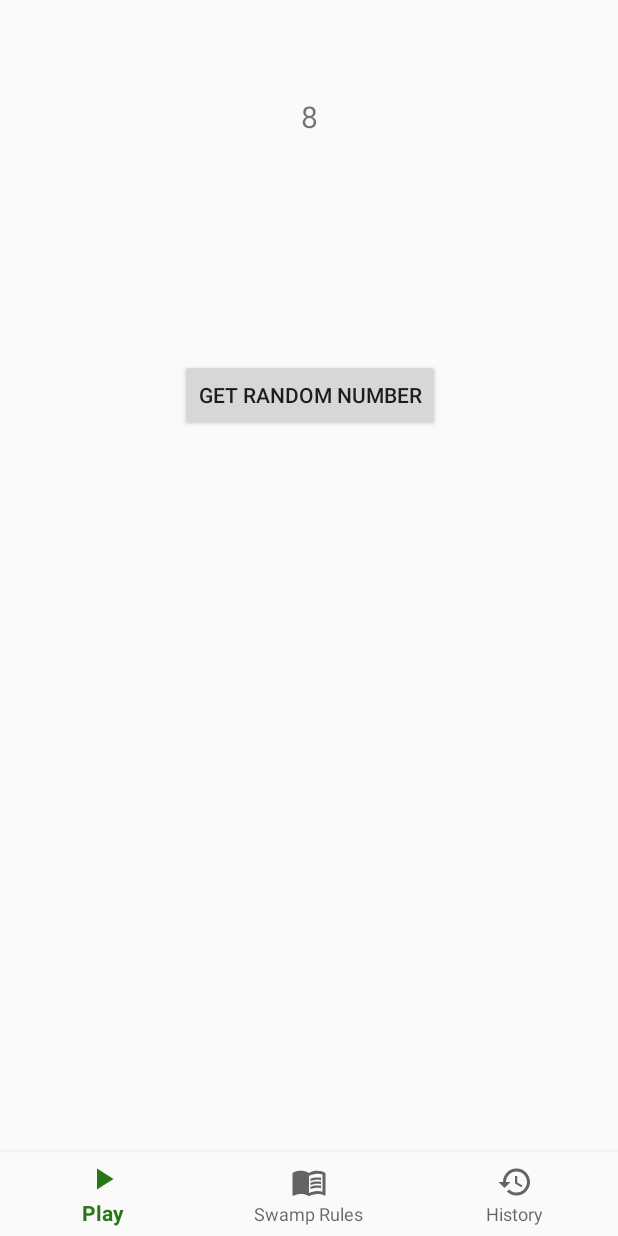
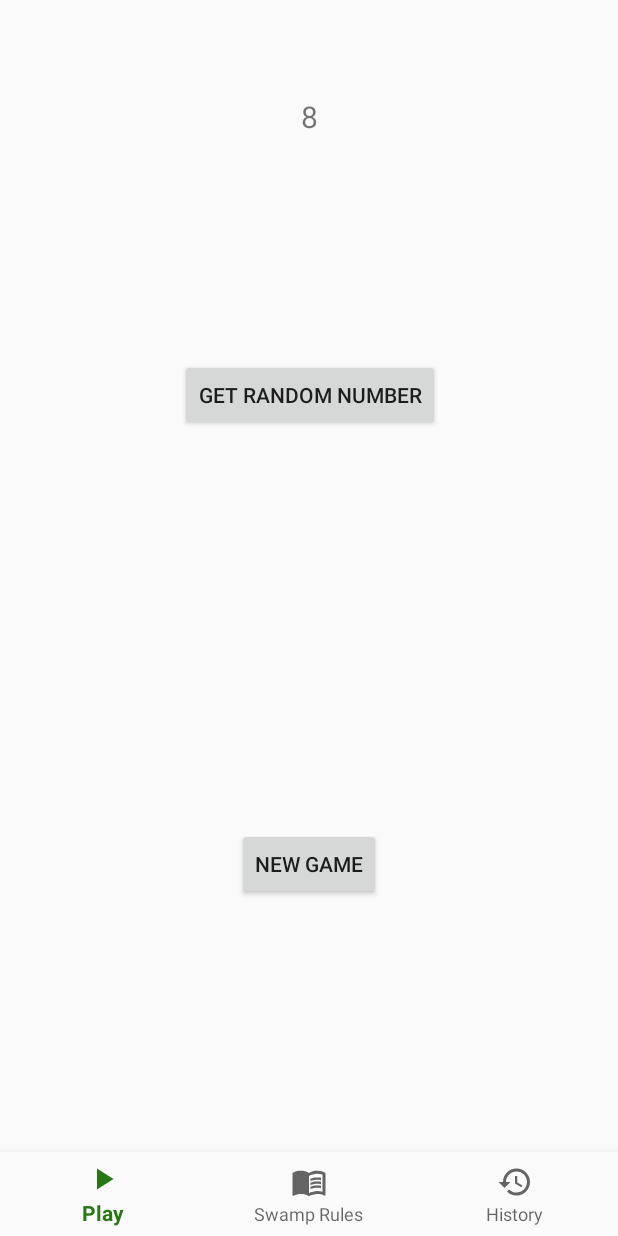
Before and after one commit to henrySwin/swampPool, an Android app: the screen it shows after launch (MainActivity), after a tap on "GET RANDOM NUMBER", on a phone screen of 412 x 824 dp. Run offline under Robolectric (Android 15) with nearby library versions, the phone set to English and light mode, and no system bars; our stand-ins replace navigation-ui.

Commit message:
Add New Game button

```diff
--- a/app/src/main/java/com/example/swamppool/ui/play/PlayFragment.kt
+++ b/app/src/main/java/com/example/swamppool/ui/play/PlayFragment.kt
@@ -51,9 +51,16 @@ class PlayFragment : Fragment() {
                 for (i in list) {
                     remaining += "$i, "
                 }
-                remaining = remaining.dropLast(2)
+                remaining = remaining.dropLast(2) // Remove the final ", " from the string.
                 Log.i("PLAY - button.OnClick - else", "Numbers remaining: $remaining")
             }
+        }
+
+        val btnNewGame: Button = root.findViewById(R.id.btn_newGame)
+        btnNewGame.setOnClickListener{
+            // Reset list to include all balls again.
+            list = mutableListOf<Int>(1,2,3,4,5,6,7,8,9,10,11,12,13,14,15)
+            textView.text = "New Game."
         }
 
         playViewModel.text.observe(viewLifecycleOwner, Observer {
--- a/app/src/main/res/layout/fragment_play.xml
+++ b/app/src/main/res/layout/fragment_play.xml
@@ -38,4 +38,15 @@
         app:layout_constraintStart_toStartOf="parent"
         app:layout_constraintTop_toBottomOf="@+id/text_home"
         app:layout_constraintVertical_bias="0.0" />
+
+    <Button
+        android:id="@+id/btn_newGame"
+        android:layout_width="wrap_content"
+        android:layout_height="wrap_content"
+        android:layout_marginTop="40dp"
+        android:text="New Game"
+        app:layout_constraintBottom_toBottomOf="parent"
+        app:layout_constraintEnd_toEndOf="parent"
+        app:layout_constraintStart_toStartOf="parent"
+        app:layout_constraintTop_toBottomOf="@+id/button" />
 </androidx.constraintlayout.widget.ConstraintLayout>
--- a/build.gradle
+++ b/build.gradle
@@ -6,7 +6,7 @@ buildscript {
         jcenter()
     }
     dependencies {
-        classpath "com.android.tools.build:gradle:4.0.1"
+        classpath 'com.android.tools.build:gradle:4.1.1'
         classpath "org.jetbrains.kotlin:kotlin-gradle-plugin:$kotlin_version"
 
         // NOTE: Do not place your application dependencies here; they belong
```
Also changed, not shown: gradle/wrapper/gradle-wrapper.properties.
